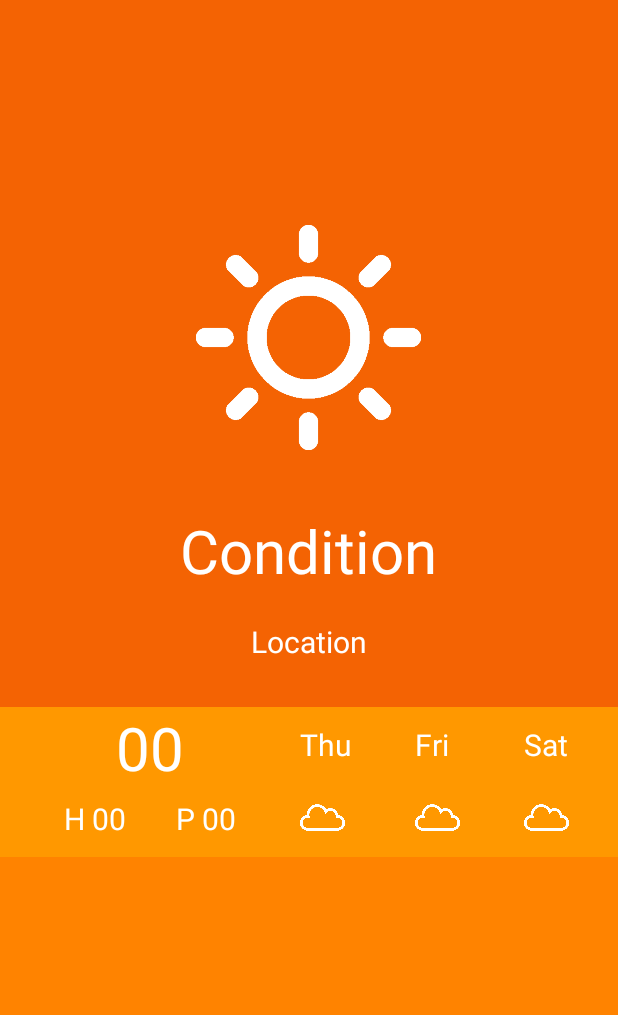
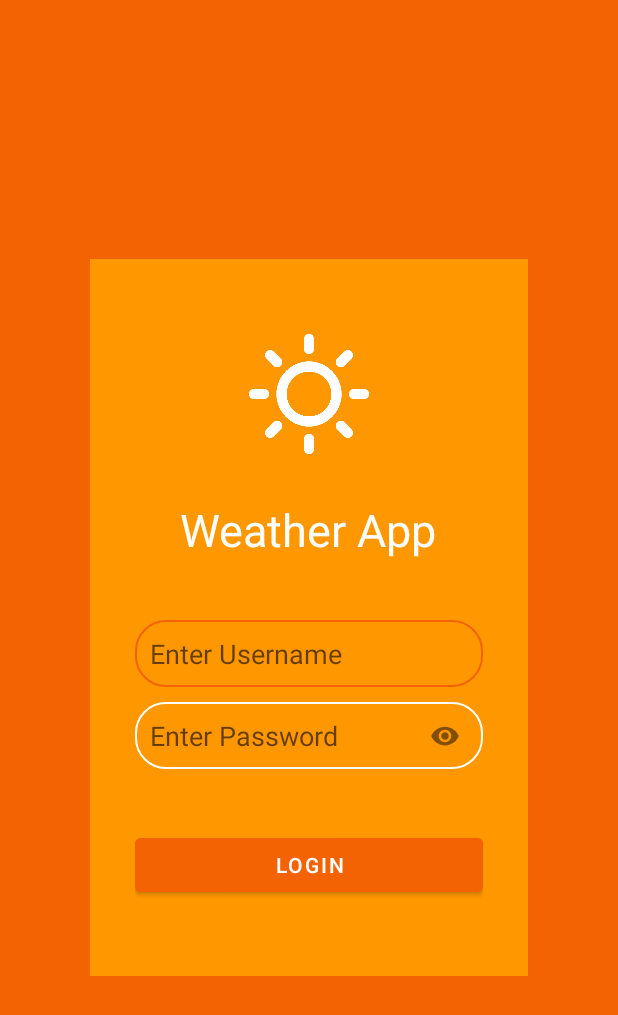
Before and after one commit to brijesh1902/WeatherApp, an Android app: the screen it shows after launch (MainActivity before the commit, LoginActivity after it), on a phone screen of 412 x 824 dp. Shown: the top 1015 px of the screen. Run offline under Robolectric (Android 15) with nearby library versions, the light colour scheme and no system bars.

Commit message:
Added LoginActivity using MVC.

```diff
--- a/app/src/main/AndroidManifest.xml
+++ b/app/src/main/AndroidManifest.xml
@@ -13,12 +13,13 @@
         android:roundIcon="@drawable/logo"
         android:supportsRtl="true"
         android:theme="@style/Theme.WeatherApp">
-        <activity android:name=".MainActivity">
+        <activity android:name=".LoginActivity">
             <intent-filter>
                 <action android:name="android.intent.action.MAIN" />
                 <category android:name="android.intent.category.LAUNCHER" />
             </intent-filter>
         </activity>
+        <activity android:name=".MainActivity" />
     </application>
 
 </manifest>
--- /dev/null
+++ b/app/src/main/java/com/bpal/weatherapp/Controller/ILoginController.java
@@ -0,0 +1,7 @@
+package com.bpal.weatherapp.Controller;
+
+public interface ILoginController {
+
+    void OnLogin(String username,String Password);
+
+}
--- /dev/null
+++ b/app/src/main/java/com/bpal/weatherapp/LoginActivity.java
@@ -0,0 +1,75 @@
+package com.bpal.weatherapp;
+
+import androidx.appcompat.app.AppCompatActivity;
+
+import android.content.Intent;
+import android.os.Bundle;
+import android.text.method.HideReturnsTransformationMethod;
+import android.text.method.PasswordTransformationMethod;
+import android.view.View;
+import android.widget.Button;
+import android.widget.EditText;
+import android.widget.ImageView;
+import android.widget.Toast;
+
+import com.bpal.weatherapp.Controller.ILoginController;
+import com.bpal.weatherapp.Controller.LoginController;
+import com.bpal.weatherapp.Viewer.ILoginView;
+
+public class LoginActivity extends AppCompatActivity implements ILoginView {
+
+    ILoginController iLoginController;
+    EditText username, password;
+    Button btnlogin;
+    ImageView show;
+
+    @Override
+    protected void onCreate(Bundle savedInstanceState) {
+        super.onCreate(savedInstanceState);
+        setContentView(R.layout.activity_login);
+
+        username = findViewById(R.id.username);
+        password = findViewById(R.id.password);
+        btnlogin = findViewById(R.id.btn);
+        show = findViewById(R.id.show);
+
+        iLoginController = new LoginController(this);
+
+        btnlogin.setOnClickListener(new View.OnClickListener() {
+            @Override
+            public void onClick(View v) {
+
+                String Username = username.getText().toString();
+                String Password = password.getText().toString();
+
+                iLoginController.OnLogin(Username, Password);
+
+            }
+        });
+
+    }
+
+    @Override
+    public void OnLoginSuccess(String message) {
+        Toast.makeText(getApplicationContext(), message,Toast.LENGTH_SHORT).show();
+        startActivity(new Intent(getApplicationContext(), MainActivity.class));
+        finish();
+    }
+
+    @Override
+    public void OnLoginError(String message) {
+        Toast.makeText(getApplicationContext(), message,Toast.LENGTH_SHORT).show();
+    }
+
+    public void showpassword(View view) {
+        if (view.getId()==R.id.show) {
+            if(password.getTransformationMethod().equals(PasswordTransformationMethod.getInstance())) {
+                show.setImageResource(R.drawable.vispass);
+                password.setTransformationMethod(HideReturnsTransformationMethod.getInstance());
+            } else {
+                show.setImageResource(R.drawable.showpass);
+                password.setTransformationMethod(PasswordTransformationMethod.getInstance());
+            }
+        }
+    }
+}
--- /dev/null
+++ b/app/src/main/java/com/bpal/weatherapp/Viewer/ILoginView.java
@@ -0,0 +1,8 @@
+package com.bpal.weatherapp.Viewer;
+
+public interface ILoginView {
+
+    void OnLoginSuccess(String message);
+    void OnLoginError(String message);
+
+}
--- /dev/null
+++ b/app/src/main/res/drawable/input_background.xml
@@ -0,0 +1,21 @@
+<?xml version="1.0" encoding="utf-8"?>
+<selector xmlns:android="http://schemas.android.com/apk/res/android">
+
+    <item android:state_enabled="true" android:state_focused="true" >
+        <shape android:shape="rectangle">
+            <solid android:color="@color/yellow" />
+            <corners android:radius="20dp" />
+            <stroke android:color="@color/orange" android:width="1dp" />
+        </shape>
+    </item>
+
+    <item android:state_enabled="true" >
+        <shape android:shape="rectangle">
+            <solid android:color="@color/yellow" />
+            <corners android:radius="20dp" />
+            <stroke android:color="@color/white" android:width="1dp" />
+        </shape>
+    </item>
+
+
+</selector>
--- /dev/null
+++ b/app/src/main/res/drawable/showpass.xml
@@ -0,0 +1,9 @@
+<vector xmlns:android="http://schemas.android.com/apk/res/android"
+        android:width="24dp"
+        android:height="24dp"
+        android:viewportWidth="24.0"
+        android:viewportHeight="24.0">
+    <path
+        android:fillColor="#7C000000"
+        android:pathData="M12,4.5C7,4.5 2.73,7.61 1,12c1.73,4.39 6,7.5 11,7.5s9.27,-3.11 11,-7.5c-1.73,-4.39 -6,-7.5 -11,-7.5zM12,17c-2.76,0 -5,-2.24 -5,-5s2.24,-5 5,-5 5,2.24 5,5 -2.24,5 -5,5zM12,9c-1.66,0 -3,1.34 -3,3s1.34,3 3,3 3,-1.34 3,-3 -1.34,-3 -3,-3z"/>
+</vector>
--- /dev/null
+++ b/app/src/main/res/drawable/vispass.xml
@@ -0,0 +1,10 @@
+<vector xmlns:android="http://schemas.android.com/apk/res/android"
+    android:width="24dp"
+    android:height="24dp"
+    android:viewportWidth="24"
+    android:viewportHeight="24"
+    android:tint="?attr/colorControlNormal">
+  <path
+      android:fillColor="#060606"
+      android:pathData="M12,7c2.76,0 5,2.24 5,5 0,0.65 -0.13,1.26 -0.36,1.83l2.92,2.92c1.51,-1.26 2.7,-2.89 3.43,-4.75 -1.73,-4.39 -6,-7.5 -11,-7.5 -1.4,0 -2.74,0.25 -3.98,0.7l2.16,2.16C10.74,7.13 11.35,7 12,7zM2,4.27l2.28,2.28 0.46,0.46C3.08,8.3 1.78,10.02 1,12c1.73,4.39 6,7.5 11,7.5 1.55,0 3.03,-0.3 4.38,-0.84l0.42,0.42L19.73,22 21,20.73 3.27,3 2,4.27zM7.53,9.8l1.55,1.55c-0.05,0.21 -0.08,0.43 -0.08,0.65 0,1.66 1.34,3 3,3 0.22,0 0.44,-0.03 0.65,-0.08l1.55,1.55c-0.67,0.33 -1.41,0.53 -2.2,0.53 -2.76,0 -5,-2.24 -5,-5 0,-0.79 0.2,-1.53 0.53,-2.2zM11.84,9.02l3.15,3.15 0.02,-0.16c0,-1.66 -1.34,-3 -3,-3l-0.17,0.01z"/>
+</vector>
--- /dev/null
+++ b/app/src/main/res/layout/activity_login.xml
@@ -0,0 +1,97 @@
+<?xml version="1.0" encoding="utf-8"?>
+<LinearLayout xmlns:android="http://schemas.android.com/apk/res/android"
+    xmlns:app="http://schemas.android.com/apk/res-auto"
+    xmlns:tools="http://schemas.android.com/tools"
+    android:layout_width="match_parent"
+    android:layout_height="match_parent"
+    android:background="@color/orange"
+    android:gravity="center"
+    android:padding="60dp"
+    tools:context=".LoginActivity">
+
+    <LinearLayout
+        android:layout_width="match_parent"
+        android:layout_height="wrap_content"
+        android:orientation="vertical"
+        android:padding="30dp"
+        android:background="@color/yellow"
+        android:gravity="center_horizontal"
+        >
+
+        <ImageView
+            android:layout_width="80dp"
+            android:layout_height="80dp"
+            android:src="@drawable/sun"
+            android:layout_marginTop="20dp"
+            android:layout_gravity="center_horizontal"
+            />
+
+        <TextView
+            android:layout_width="wrap_content"
+            android:layout_height="wrap_content"
+            android:layout_marginTop="30dp"
+            android:text="Weather App"
+            android:textColor="@color/white"
+            android:textSize="30sp"
+            android:fontFamily="sans-serif"
+            android:layout_gravity="center_horizontal"
+            />
+
+        <EditText
+            android:id="@+id/username"
+            android:background="@drawable/input_background"
+            android:layout_width="match_parent"
+            android:layout_height="wrap_content"
+            android:hint="Enter Username"
+            android:layout_marginTop="40dp"
+            android:inputType="text"
+            android:padding="10dp"
+            />
+
+        <androidx.constraintlayout.widget.ConstraintLayout
+            android:layout_width="match_parent"
+            android:layout_height="wrap_content"
+            android:layout_marginTop="10dp">
+
+            <EditText
+                android:id="@+id/password"
+                android:layout_width="match_parent"
+                android:layout_height="wrap_content"
+                android:background="@drawable/input_background"
+                android:hint="Enter Password"
+                android:inputType="textPassword"
+                android:padding="10dp"
+                app:layout_constraintBottom_toBottomOf="parent"
+                app:layout_constraintEnd_toEndOf="parent"
+                app:layout_constraintHorizontal_bias="0.5"
+                app:layout_constraintStart_toStartOf="parent"
+                app:layout_constraintTop_toTopOf="parent" />
+
+            <ImageView
+                android:id="@+id/show"
+                android:layout_width="20dp"
+                android:layout_height="20dp"
+                android:layout_marginEnd="15dp"
+                android:src="@drawable/showpass"
+                android:onClick="showpassword"
+                app:layout_constraintBottom_toBottomOf="parent"
+                app:layout_constraintEnd_toEndOf="parent"
+                app:layout_constraintTop_toTopOf="parent" />
+
+        </androidx.constraintlayout.widget.ConstraintLayout>
+
+        <Button
+            android:id="@+id/btn"
+            android:layout_width="match_parent"
+            android:layout_height="wrap_content"
+            android:text="login"
+            android:layout_marginTop="40dp"
+            android:layout_marginBottom="20dp"
+            android:backgroundTint="@color/orange"
+            android:textColor="@color/white"
+            />
+
+
+    </LinearLayout>
+
+</LinearLayout>
```
Also changed, not shown: app/src/main/java/com/bpal/weatherapp/Controller/LoginController.java (added, +42 -0 lines), app/src/main/java/com/bpal/weatherapp/MainActivity.java (+15 -8 lines), app/src/main/java/com/bpal/weatherapp/Model/IUser.java (added, +9 -0 lines), app/src/main/java/com/bpal/weatherapp/Model/User.java (added, +40 -0 lines), app/src/main/java/com/bpal/weatherapp/Model/WeatherData.java (renamed from app/src/main/java/com/bpal/weatherapp/WeatherData.java, +9 -21 lines), app/src/main/res/drawable/mist.png (added), app/src/main/res/drawable/rain.png (renamed from app/src/main/res/drawable/rainy.png).
